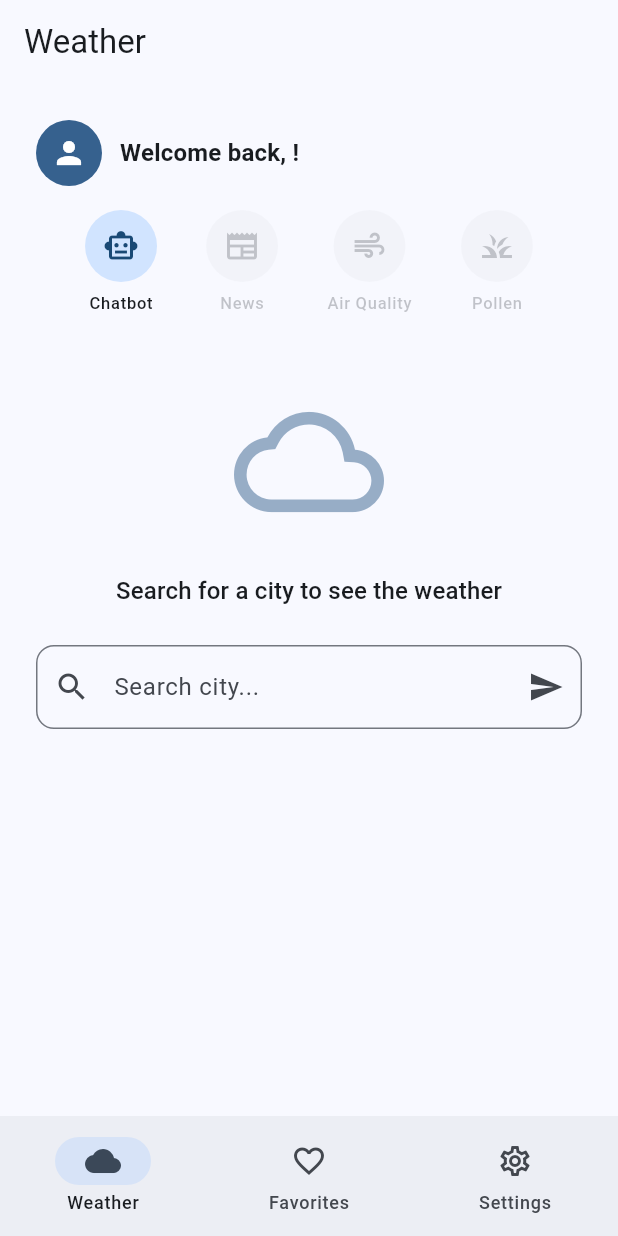
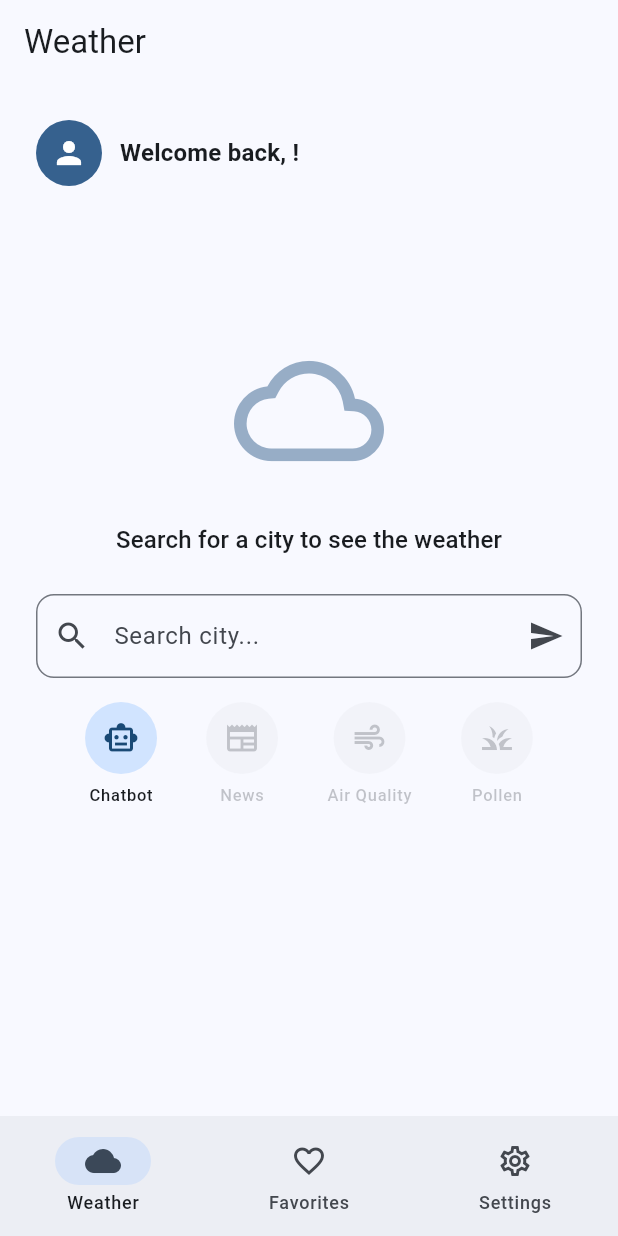
Before and after one commit to karansnarula/adaptive_weather_dashboard, a Flutter app: the screen it shows once a user with an empty profile is signed in, on a phone screen of 412 x 824 dp. Run offline on Flutter 3.47's test engine with Material 3 defaults, Android fonts, the phone set to English and light mode, and no system bars; our stand-ins replace cloud_firestore, dio, equatable, firebase_auth, firebase_core, firebase_messaging and 13 more; accounts and stored records are empty; generated files the repository leaves out were written again.

Commit message:
fix: remove non-null assertion by extracting coordinates upfront

```diff
--- a/lib/features/weather/presentation/pages/weather_page.dart
+++ b/lib/features/weather/presentation/pages/weather_page.dart
@@ -48,9 +48,7 @@ class WeatherPage extends StatelessWidget {
       child: Column(
         children: [
           const WelcomeHeader(),
-          const SizedBox(height: 16),
-          const ShortcutBar(),
-          const SizedBox(height: 48),
+          const SizedBox(height: 100),
           Icon(
             Icons.cloud_outlined,
             size: 100,
@@ -66,6 +64,8 @@ class WeatherPage extends StatelessWidget {
             constraints: const BoxConstraints(maxWidth: 400),
             child: const CitySearchBar(),
           ),
+          const SizedBox(height: 16),
+          const ShortcutBar(),
         ],
       ),
     );
@@ -77,9 +77,7 @@ class WeatherPage extends StatelessWidget {
       child: Column(
         children: [
           const WelcomeHeader(),
-          const SizedBox(height: 16),
-          const ShortcutBar(),
-          const SizedBox(height: 48),
+          const SizedBox(height: 100),
           Icon(
             Icons.error_outline,
             size: 80,
@@ -96,6 +94,8 @@ class WeatherPage extends StatelessWidget {
             constraints: const BoxConstraints(maxWidth: 400),
             child: const CitySearchBar(),
           ),
+          const SizedBox(height: 16),
+          const ShortcutBar(),
         ],
       ),
     );
--- a/lib/features/weather/presentation/widgets/shortcut_bar.dart
+++ b/lib/features/weather/presentation/widgets/shortcut_bar.dart
@@ -17,6 +17,8 @@ class ShortcutBar extends StatelessWidget {
         final loadedState = state is WeatherLoaded ? state : null;
         final isSearched = loadedState != null;
         final cityName = loadedState?.weather.cityName ?? '';
+        final lat = loadedState?.weather.latitude ?? 0;
+        final lon = loadedState?.weather.longitude ?? 0;
 
         return Row(
           mainAxisAlignment: MainAxisAlignment.spaceEvenly,
@@ -37,9 +39,8 @@ class ShortcutBar extends StatelessWidget {
               icon: Icons.air,
               label: context.l10n.airQuality,
               enabled: isSearched,
-              // ignore: unnecessary_non_null_assertion
               onTap: () => context.push(
-                '/air-quality/$cityName?lat=${loadedState!.weather.latitude}&lon=${loadedState!.weather.longitude}',
+                '/air-quality/$cityName?lat=$lat&lon=$lon',
               ),
             ),
             _ShortcutItem(
```
